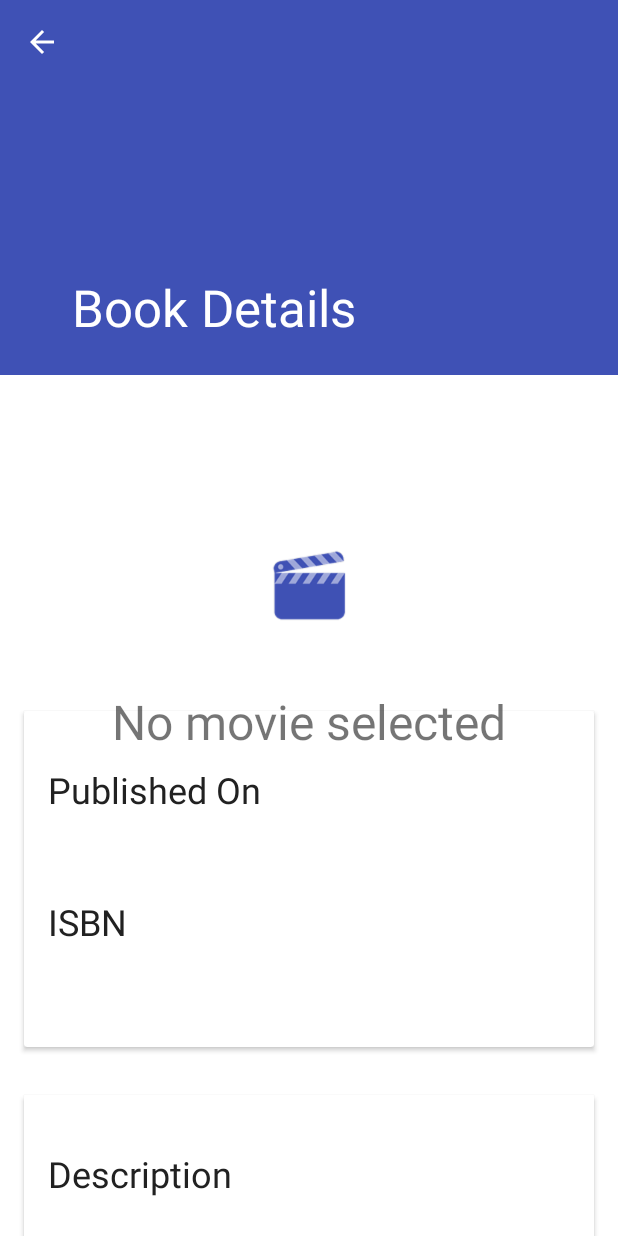
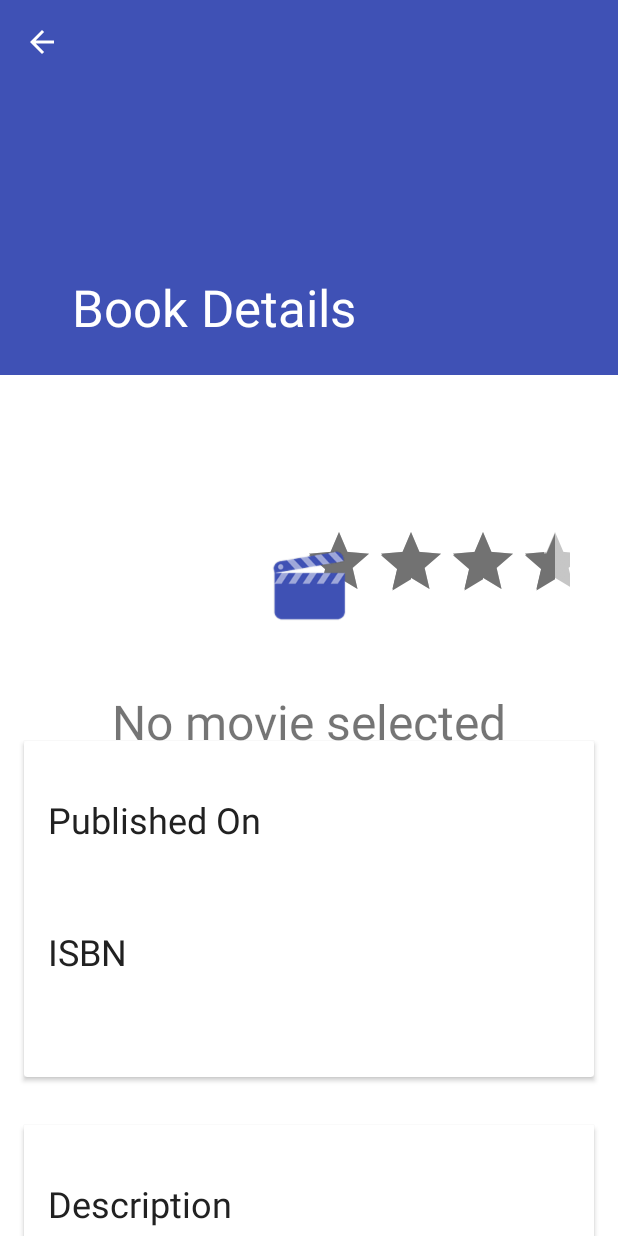
Before and after one commit to sengopal/AuthorFollow, an Android app: the fragment BookDetailFragment placed in its activity, on a phone screen of 412 x 824 dp. Run offline under Robolectric (Android 15) with nearby library versions, the phone set to English and light mode, and no system bars; our stand-ins replace ButterKnife, Picasso; pictures from the network do not load; 2 statements that could not run were skipped.

Commit message:
adding icons for links

```diff
--- /dev/null
+++ b/app/src/main/res/drawable/amazon_icon.xml
@@ -0,0 +1,7 @@
+<vector android:height="24dp" android:viewportHeight="512.0"
+    android:viewportWidth="512.0" android:width="24dp" xmlns:android="http://schemas.android.com/apk/res/android">
+    <path android:fillColor="#FF000000" android:pathData="M258.7,507.2C120.4,507.8 6.6,392.6 9.9,251.8C13,117.9 124,7.2 262,8.7C398.7,10.2 511.8,124 508.1,264.9C504.6,398.3 394.5,507.9 258.7,507.2zM477.8,257.8C476.7,132.4 375.1,35.9 255.2,38C138.7,40 40.1,135.2 40.4,258.4C40.7,383.9 143.1,480.2 263,478C379.5,475.8 476.9,380.8 477.8,257.8z"/>
+    <path android:fillColor="#FF000000" android:pathData="M295.9,306.8c-3.8,3.4 -7.7,7.2 -11.9,10.8c-11.9,10.1 -25.7,15.3 -41.2,15.3c-8.3,0 -16.8,0.2 -24.8,-1.7c-23.8,-5.6 -38.7,-24.6 -39.9,-49.4c-1.9,-37.3 16.1,-61.9 52.8,-72.7c17.2,-5 34.9,-7 52.7,-8c4.6,-0.3 6.1,-1.8 5.6,-6.2c-0.6,-5.3 -0.7,-10.6 -1,-15.9c-1.2,-18.5 -17.3,-22.7 -29.7,-20.6c-13.3,2.2 -22.6,9.2 -25.6,23.1c-1.2,5.3 -4,6.9 -9.6,6.2c-10.4,-1.2 -20.8,-2.5 -31.2,-3.8c-6.6,-0.8 -8.3,-3.2 -7,-9.6c5.2,-27.4 22.6,-43.5 48.3,-51.2c26.4,-8 52.9,-8.2 78.4,3.9c19.7,9.4 29.8,25.7 30.3,47.3c0.6,27.3 0.7,54.6 0.5,82c-0.1,13.7 3.2,25.8 12.2,36.5c6.2,7.4 5.8,8.9 -1.3,15.1c-8.1,7 -16.1,14 -24.2,20.9c-5,4.3 -8.9,4.5 -13.6,-0.3C308.8,321.6 302.6,314.2 295.9,306.8zM289,230.4c-8.2,0.6 -15.8,0.7 -23.3,1.9c-21.9,3.6 -33.5,17.8 -32.6,38.9c0.8,18 14,28.5 30,23.7c8,-2.4 13.6,-8 18,-15C290.4,264.9 289.4,248.2 289,230.4z"/>
+    <path android:fillColor="#FF000000" android:pathData="M262,397c-72.1,-1 -128.2,-22.7 -176.3,-65.4c-0.6,-0.6 -1.5,-1 -1.8,-1.7c-0.5,-1.5 -0.7,-3.2 -1.1,-4.8c1.6,-0.2 3.5,-1 4.8,-0.4c4.1,1.9 7.9,4.3 11.8,6.4c60.2,32.5 124.5,44.7 192.5,38.1c33.3,-3.2 65.4,-11.6 96.2,-24.9c3.5,-1.5 6.5,-1.8 8.7,1.8c2.3,3.8 -0.5,5.8 -3.1,7.7c-27.7,19.7 -58.7,32 -91.9,38.1C286.1,394.8 270.2,396 262,397z"/>
+    <path android:fillColor="#FF000000" android:pathData="M363.1,330.4c1.7,-1.8 3,-4 5,-5.2c14.1,-8.4 29.6,-10.3 45.7,-8.8c3.6,0.3 7.1,1.4 10.7,2.2c3.4,0.8 5,3.2 5,6.6c-0.2,20.9 -6.8,39.1 -22.1,53.7c-1.2,1.1 -3.5,1.1 -5.2,1.6c0,-1.8 -0.4,-3.8 0.1,-5.4c3.3,-10.4 7.5,-20.6 10.2,-31.2c2.6,-10 -0.1,-13.5 -10.4,-13.8c-10.1,-0.3 -20.2,0.8 -30.3,1.3c-2.5,0.1 -5.1,0.4 -7.6,0.6C363.7,331.5 363.4,330.9 363.1,330.4z"/>
+</vector>
--- /dev/null
+++ b/app/src/main/res/drawable/goodreads_icon.xml
@@ -0,0 +1,9 @@
+<vector android:height="24dp" android:viewportHeight="60.0"
+    android:viewportWidth="60.0" android:width="24dp" xmlns:android="http://schemas.android.com/apk/res/android">
+    <path android:fillColor="#000000"
+        android:pathData="M30,60C46.57,60 60,46.57 60,30C60,13.43 46.57,0 30,0C13.43,0 0,13.43 0,30C0,46.57 13.43,60 30,60Z"
+        android:strokeColor="#00000000" android:strokeWidth="1"/>
+    <path android:fillColor="#FFFFFF"
+        android:pathData="M29.9,37C33.94,36.97 36.82,35.1 38.53,31.38L38.62,31.38L38.62,37.05C38.62,37.47 38.59,38.13 38.53,39.02C38.41,39.94 38.08,40.93 37.55,41.99C37.03,42.99 36.17,43.84 35,44.54C33.83,45.31 32.21,45.71 30.12,45.74C28.12,45.74 26.42,45.25 25.03,44.29C23.61,43.33 22.78,41.79 22.54,39.65L20.77,39.65C20.95,42.43 21.91,44.41 23.65,45.6C25.34,46.74 27.48,47.31 30.08,47.31C32.65,47.31 34.65,46.86 36.08,45.97C37.5,45.11 38.52,44.04 39.14,42.76C39.76,41.48 40.13,40.27 40.25,39.11C40.34,37.96 40.38,37.13 40.38,36.63L40.38,13.25L38.62,13.25L38.62,18.41L38.53,18.41C37.85,16.52 36.72,15.09 35.15,14.12C33.57,13.17 31.82,12.69 29.9,12.69C26.56,12.75 24.02,13.95 22.29,16.28C20.51,18.59 19.62,21.44 19.62,24.82C19.62,28.31 20.46,31.19 22.15,33.47C23.86,35.79 26.44,36.97 29.9,37L29.9,37ZM23.51,17.54C24.9,15.43 27.03,14.34 29.9,14.26C32.84,14.34 35.02,15.4 36.44,17.45C37.86,19.49 38.57,21.95 38.57,24.83C38.57,27.7 37.86,30.14 36.44,32.16C35.02,34.29 32.84,35.39 29.9,35.43C27.12,35.39 25.01,34.33 23.56,32.25C22.09,30.24 21.36,27.76 21.36,24.83C21.36,22.08 22.08,19.65 23.51,17.54L23.51,17.54Z"
+        android:strokeColor="#00000000" android:strokeWidth="1"/>
+</vector>
--- a/app/src/main/res/layout/inc_movie_detail.xml
+++ b/app/src/main/res/layout/inc_movie_detail.xml
@@ -47,13 +47,15 @@
                     android:layout_gravity="center"
                     tools:text="4.4" />
 
-                <ImageView
-                    android:id="@+id/movie_detail_rate_image_view"
+                <RatingBar
+                    android:rating="4.4"
+                    android:numStars="5"
                     android:layout_width="wrap_content"
                     android:layout_height="wrap_content"
+                    android:isIndicator="true"
                     android:layout_gravity="center"
-                    android:paddingRight="@dimen/rate_icon_margin_right"
-                    tools:src="@drawable/ic_star_dark" />
+                    android:theme="@style/RatingBar"/>
+
             </LinearLayout>
         </LinearLayout>
 
@@ -144,16 +146,25 @@
                     style="@style/MovieDetailContainerSubTitle"
                     android:layout_width="wrap_content"
                     android:layout_height="wrap_content"
-                    android:text="@string/GoodreadsLink" />
+                    android:paddingLeft="@dimen/rate_icon_margin_right"
+                    android:paddingRight="@dimen/rate_icon_margin_right"
+                    android:text="@string/find_out_more" />
 
                 <ImageView
-                    android:id="@+id/play_trailer_icon_image_view"
-                    android:layout_width="wrap_content"
-                    android:layout_height="wrap_content"
-                    android:baselineAlignBottom="true"
+                    android:id="@+id/amazon_icon_image_view"
+                    android:layout_width="@dimen/play_icon_size"
+                    android:layout_height="@dimen/play_icon_size"
                     android:paddingLeft="@dimen/rate_icon_margin_right"
                     android:paddingRight="@dimen/rate_icon_margin_right"
-                    android:src="@drawable/ic_play_arrow_black_24dp" />
+                    android:src="@drawable/amazon_icon" />
+
+                <ImageView
+                    android:id="@+id/gr_icon_image_view"
+                    android:layout_width="@dimen/play_icon_size"
+                    android:layout_height="@dimen/play_icon_size"
+                    android:paddingLeft="@dimen/rate_icon_margin_right"
+                    android:paddingRight="@dimen/rate_icon_margin_right"
+                    android:src="@drawable/goodreads_icon" />
 
             </LinearLayout>
 
--- a/app/src/main/res/values/dimens.xml
+++ b/app/src/main/res/values/dimens.xml
@@ -19,14 +19,14 @@
     <dimen name="spacing">1dp</dimen>
     <dimen name="title_container_height">60dp</dimen>
     <dimen name="item_trailer_height">75dp</dimen>
-    <dimen name="play_icon_size">42dp</dimen>
+    <dimen name="play_icon_size">56dp</dimen>
     <dimen name="text_margin_left">16dp</dimen>
     <dimen name="subtitle_text_size">16sp</dimen>
     <dimen name="title_text_size">22sp</dimen>
     <dimen name="text_padding_16dp">16sp</dimen>
     <dimen name="text_margin_top">16sp</dimen>
-    <dimen name="detail_poster_image_width">120dp</dimen>
-    <dimen name="detail_poster_image_height">140dp</dimen>
+    <dimen name="detail_poster_image_width">140dp</dimen>
+    <dimen name="detail_poster_image_height">160dp</dimen>
     <dimen name="detail_poster_image_margin_left">30dp</dimen>
     <dimen name="detail_poster_image_margin_bottom">20dp</dimen>
     <dimen name="appBarSize">250dp</dimen>
--- a/app/src/main/res/values/strings.xml
+++ b/app/src/main/res/values/strings.xml
@@ -20,5 +20,5 @@
     <string name="title_book_detail">Book Details</string>
     <string name="PublishedOn">Published On</string>
     <string name="ISBN">ISBN</string>
-    <string name="GoodreadsLink">Read more at Goodreads</string>
+    <string name="find_out_more">Find out more at </string>
 </resources>
--- a/app/src/main/res/values/styles.xml
+++ b/app/src/main/res/values/styles.xml
@@ -81,4 +81,15 @@
         <item name="android:paddingBottom">24dp</item>
         <item name="android:orientation">vertical</item>
     </style>
+
+    <style name="RatingBar" parent="Theme.AppCompat">
+        <item name="android:indeterminateOnly">false</item>
+        <item name="android:minHeight">38dip</item>
+        <item name="android:maxHeight">38dip</item>
+        <item name="android:thumb">@null</item>
+        <item name="android:isIndicator">true</item>
+        <item name="colorControlNormal">@color/cardview_dark_background</item>
+        <item name="colorControlActivated">@color/colorSecondaryText</item>
+    </style>
+
 </resources>
```
Also changed, not shown: 1 other file.
